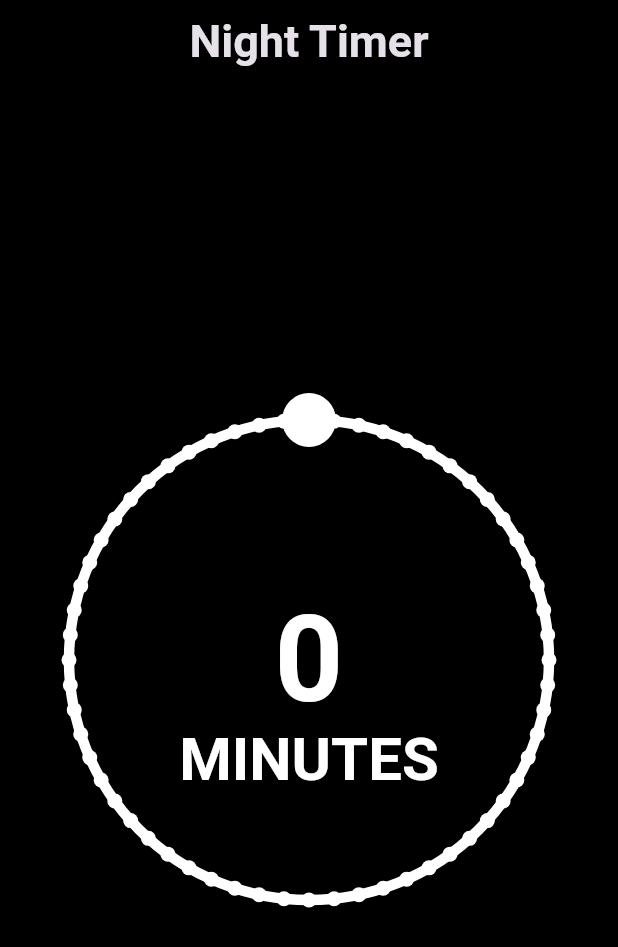
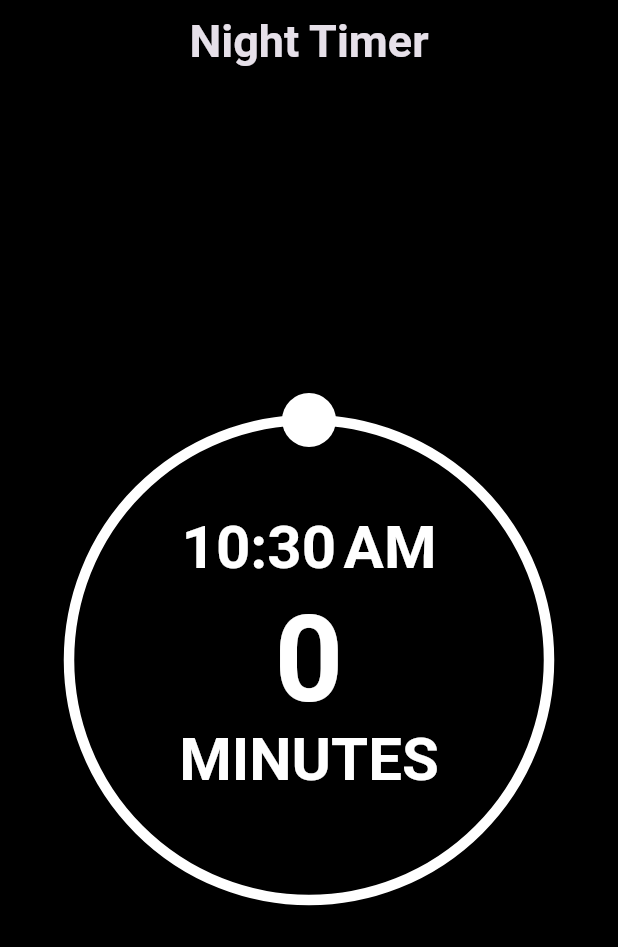
Before and after one commit to dnaing/Night-Timer, a Flutter app: the screen it shows after launch, on a phone screen of 412 x 824 dp. Shown: the top 947 px of the screen. Run offline on Flutter 3.47's test engine with Material 3 defaults, Android fonts, the phone set to English and light mode, and no system bars.

Commit message:
Clock time predictor added in dial

```diff
--- a/client/lib/Widgets/dial_painter.dart
+++ b/client/lib/Widgets/dial_painter.dart
@@ -1,7 +1,12 @@
+import 'dart:async';
 import 'package:flutter/material.dart';
 import 'dart:math';
 
 import 'package:flutter/services.dart';
+
+import 'package:intl/intl.dart' as intl;
+
+
 
 class CustomDial extends StatefulWidget {
   const CustomDial({super.key});
@@ -13,6 +18,12 @@ class CustomDial extends StatefulWidget {
 class _CustomDialState extends State<CustomDial> {
 
   int minutes = 0;
+
+  DateTime curTime = DateTime.now();
+  late String formattedTime;
+
+  late Timer timer;
+
   double canvasWidth = 400;
   double canvasHeight = 400;
 
@@ -27,23 +38,29 @@ class _CustomDialState extends State<CustomDial> {
   Set<List<double>> clockIncrements = {};
   int currentTick = 0;
 
+  // Custom Dial Constructor
   _CustomDialState() {
     dialRadius = min(canvasWidth, canvasHeight) / 2.5; // 160
     dialDotCenterX = canvasWidth / 2;
     dialDotCenterY = (canvasHeight / 2) - dialRadius;
     dialDotRadius *= 10;
 
+    // DateTime newTime = curTime.add(Duration(minutes: 170));
+    intl.DateFormat formatter = intl.DateFormat('jm');
+    formattedTime = formatter.format(curTime);
 
-    double angle = 0;
-    for (int i = 0; i < 60; i++) {
-      List<double> curIncrement = [200 + (dialRadius * cos(angle * (pi / 180))), 200 + (dialRadius * sin(angle * (pi / 180)))];
-      clockIncrements.add(curIncrement);
-      angle += 6;
-    }
+    // Will use this later for adding tick marks to the dial
+    // Leave commented for now
+    // double angle = 0;
+    // for (int i = 0; i < 60; i++) {
+    //   List<double> curIncrement = [200 + (dialRadius * cos(angle * (pi / 180))), 200 + (dialRadius * sin(angle * (pi / 180)))];
+    //   clockIncrements.add(curIncrement);
+    //   angle += 6;
+    // }
+
   }
 
   bool isWithinDialDot(Offset localPosition) {
-
     Offset dialDotCenterPosition = Offset(dialDotCenterX, dialDotCenterY);
     double distance = (localPosition - dialDotCenterPosition).distance;
     return distance <= dialDotRadius;
@@ -57,9 +74,6 @@ class _CustomDialState extends State<CustomDial> {
     Offset normalizedDialVector = dialVector / distance; // Dividing these two normalizes our vector so x and y are both between 0 and 1
     Offset adjustedDialVector = normalizedDialVector * dialRadius;
 
-
-
-
     setState(() {
 
       // Dial not allowed to move counterclockwise at <= 0 minutes
@@ -72,14 +86,14 @@ class _CustomDialState extends State<CustomDial> {
       }
 
       updateTick(dialDotCenterX, dialDotCenterY, dialCenter.dx, dialCenter.dy, adjustedDialVector);
+      updateTime();
+
     });
-
   }
 
   void updateTick(double dialDotCenterX, double dialDotCenterY, double dialCenterX, double dialCenterY, Offset adjustedDialVector) {
       double angleInDegrees = (atan2(dialDotCenterY - dialCenterY, dialDotCenterX - dialCenterX)) * (180 / pi); // gets angle of dial dot in degrees
       double normalizedAngle = (angleInDegrees - 270) % 360; // normalized degrees to be in range of 0 to 360
-
 
       int newTick = normalizedAngle ~/ 6;
 
@@ -97,9 +111,31 @@ class _CustomDialState extends State<CustomDial> {
         }
         // print(currentTick);
         currentTick = newTick;
+      }
+  }
 
+  void updateTime() {
+    DateTime newTime = curTime.add(Duration(minutes: minutes));
+    intl.DateFormat formatter = intl.DateFormat('jm');
+    formattedTime = formatter.format(newTime);
+  }
+
+  // Whenever time passes in real life, the change is reflected in here.
+  @override
+  void initState() {
+    super.initState();
+
+    // Start a timer to update the time every second
+    timer = Timer.periodic(const Duration(seconds: 1), (timer) {
+      // Check if the current time has changed
+      DateTime now = DateTime.now();
+      if (now != curTime) {
+        setState(() {
+          curTime = now;
+          updateTime();
+        });
       }
-
+    });
   }
 
   @override
@@ -107,16 +143,13 @@ class _CustomDialState extends State<CustomDial> {
     return FittedBox(
       child: SizedBox(
         child: GestureDetector(
-          onPanStart: (DragStartDetails details) {
-            // print([details.localPosition.dx, details.localPosition.dy]);
-          },
           onPanUpdate: (DragUpdateDetails details) {
             if (isWithinDialDot(details.localPosition)) {
               updateDialDot(details);
             }
           },
           child: CustomPaint(
-            painter: DialPainter(minutes, dialDotCenterX, dialDotCenterY, clockIncrements),
+            painter: DialPainter(minutes, dialDotCenterX, dialDotCenterY, clockIncrements, formattedTime),
             size: Size(canvasWidth, canvasHeight)
           )
         ),
@@ -125,14 +158,15 @@ class _CustomDialState extends State<CustomDial> {
   }
 }
 
-
 class DialPainter extends CustomPainter {
 
   int minutes;
+  String formattedTime;
+
   double dialDotCenterX;
   double dialDotCenterY;
   Set<List<double>> clockIncrements;
-  DialPainter(this.minutes, this.dialDotCenterX, this.dialDotCenterY, this.clockIncrements);
+  DialPainter(this.minutes, this.dialDotCenterX, this.dialDotCenterY, this.clockIncrements, this.formattedTime);
 
 
   @override
@@ -141,7 +175,6 @@ class DialPainter extends CustomPainter {
       final dialCenter = Offset(size.width / 2, size.height / 2); // Center of dial
       final radius = min(size.width, size.height) / 2.5; // Radius of dial
 
-      // Offset dialDotCenter = Offset(size.width / 2, (size.height / 2) - radius); // Center of dial dot
       Offset dialDotCenter = Offset(dialDotCenterX, dialDotCenterY);
       Paint myPaint;
       TextPainter textPainter;
@@ -178,7 +211,22 @@ class DialPainter extends CustomPainter {
         );
       }
 
-
+      // Draw dial clock time inside the dial
+      textPainter = TextPainter(
+        text: TextSpan(
+          text: formattedTime,
+          style: const TextStyle(
+            color: Colors.white,
+            fontSize: 40,
+            fontWeight: FontWeight.bold,
+          ),
+        ),
+        textAlign: TextAlign.center,
+        textDirection: TextDirection.ltr,
+      );
+      textPainter.layout();
+      textOffset = Offset(dialCenter.dx - textPainter.width / 2, size.height / 3.2 - textPainter.height / 2);
+      textPainter.paint(canvas, textOffset);
 
       // Draw dial minute value text inside the dial
       textPainter = TextPainter(
--- a/client/pubspec.yaml
+++ b/client/pubspec.yaml
@@ -31,7 +31,7 @@ dependencies:
   flutter:
     sdk: flutter
 
-
+  intl:
   # The following adds the Cupertino Icons font to your application.
   # Use with the CupertinoIcons class for iOS style icons.
   cupertino_icons: ^1.0.6
@@ -39,6 +39,8 @@ dependencies:
 dev_dependencies:
   flutter_test:
     sdk: flutter
+
+
 
   # The "flutter_lints" package below contains a set of recommended lints to
   # encourage good coding practices. The lint set provided by the package is
```
Also changed, not shown: client/pubspec.lock.
